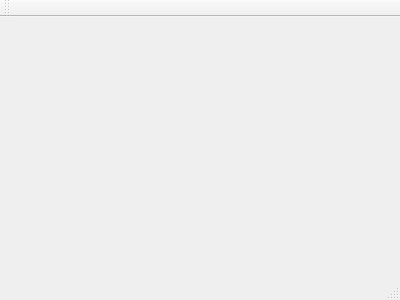
The window that ForecastingUI/mainwindow.ui (Apokal/forecastingui) describes before a commit, drawn with Qt 5.
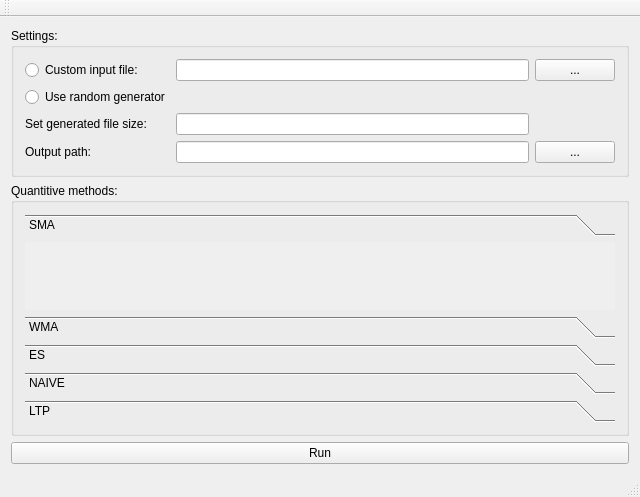
The same window after the commit.

Commit message: Basic UI skeleton

```diff
--- a/ForecastingUI/mainwindow.ui
+++ b/ForecastingUI/mainwindow.ui
@@ -1,24 +1,178 @@
 <ui version="4.0">
  <class>MainWindow</class>
- <widget class="QMainWindow" name="MainWindow" >
-  <property name="geometry" >
+ <widget class="QMainWindow" name="MainWindow">
+  <property name="geometry">
    <rect>
     <x>0</x>
     <y>0</y>
-    <width>400</width>
-    <height>300</height>
+    <width>640</width>
+    <height>480</height>
    </rect>
   </property>
   <property name="windowTitle" >
    <string>MainWindow</string>
   </property>
-  <widget class="QMenuBar" name="menuBar" />
-  <widget class="QToolBar" name="mainToolBar" />
-  <widget class="QWidget" name="centralWidget" />
-  <widget class="QStatusBar" name="statusBar" />
+  <widget class="QWidget" name="centralWidget">
+   <layout class="QVBoxLayout" name="verticalLayout">
+    <item>
+     <widget class="QGroupBox" name="groupBox">
+      <property name="sizePolicy">
+       <sizepolicy hsizetype="Preferred" vsizetype="Fixed">
+        <horstretch>0</horstretch>
+        <verstretch>40</verstretch>
+       </sizepolicy>
+      </property>
+      <property name="title">
+       <string>Settings:</string>
+      </property>
+      <layout class="QGridLayout" name="gridLayout">
+       <item row="0" column="0">
+        <widget class="QRadioButton" name="radioButton_2">
+         <property name="text">
+          <string>Custom input file:</string>
+         </property>
+        </widget>
+       </item>
+       <item row="2" column="1">
+        <widget class="QLineEdit" name="lineEdit_3"/>
+       </item>
+       <item row="3" column="1">
+        <widget class="QLineEdit" name="lineEdit_2"/>
+       </item>
+       <item row="2" column="0">
+        <widget class="QLabel" name="label">
+         <property name="text">
+          <string>Set generated file size:</string>
+         </property>
+        </widget>
+       </item>
+       <item row="0" column="1">
+        <widget class="QLineEdit" name="lineEdit"/>
+       </item>
+       <item row="0" column="4">
+        <widget class="QPushButton" name="pushButton_2">
+         <property name="text">
+          <string>...</string>
+         </property>
+        </widget>
+       </item>
+       <item row="1" column="0">
+        <widget class="QRadioButton" name="radioButton">
+         <property name="text">
+          <string>Use random generator</string>
+         </property>
+        </widget>
+       </item>
+       <item row="3" column="0">
+        <widget class="QLabel" name="label_2">
+         <property name="text">
+          <string>Output path:</string>
+         </property>
+        </widget>
+       </item>
+       <item row="3" column="4">
+        <widget class="QPushButton" name="pushButton_3">
+         <property name="text">
+          <string>...</string>
+         </property>
+        </widget>
+       </item>
+      </layout>
+     </widget>
+    </item>
+    <item>
+     <widget class="QGroupBox" name="groupBox_2">
+      <property name="sizePolicy">
+       <sizepolicy hsizetype="Preferred" vsizetype="Preferred">
+        <horstretch>0</horstretch>
+        <verstretch>60</verstretch>
+       </sizepolicy>
+      </property>
+      <property name="title">
+       <string>Quantitive methods:</string>
+      </property>
+      <layout class="QVBoxLayout" name="verticalLayout_2">
+       <item>
+        <widget class="QToolBox" name="toolBox">
+         <property name="currentIndex">
+          <number>0</number>
+         </property>
+         <widget class="QWidget" name="PageSMA">
+          <property name="geometry">
+           <rect>
+            <x>0</x>
+            <y>0</y>
+            <width>602</width>
+            <height>72</height>
+           </rect>
+          </property>
+          <attribute name="label">
+           <string>SMA</string>
+          </attribute>
+         </widget>
+         <widget class="QWidget" name="PageWMA">
+          <property name="geometry">
+           <rect>
+            <x>0</x>
+            <y>0</y>
+            <width>602</width>
+            <height>72</height>
+           </rect>
+          </property>
+          <attribute name="label">
+           <string>WMA</string>
+          </attribute>
+         </widget>
+         <widget class="QWidget" name="PageES">
+          <attribute name="label">
+           <string>ES</string>
+          </attribute>
+         </widget>
+         <widget class="QWidget" name="PageNAIVE">
+          <attribute name="label">
+           <string>NAIVE</string>
+          </attribute>
+         </widget>
+         <widget class="QWidget" name="PageLTP">
+          <attribute name="label">
+           <string>LTP</string>
+          </attribute>
+         </widget>
+        </widget>
+       </item>
+      </layout>
+     </widget>
+    </item>
+    <item>
+     <widget class="QPushButton" name="pushButton">
+      <property name="text">
+       <string>Run</string>
+      </property>
+     </widget>
+    </item>
+   </layout>
+  </widget>
+  <widget class="QMenuBar" name="menuBar">
+   <property name="geometry">
+    <rect>
+     <x>0</x>
+     <y>0</y>
+     <width>640</width>
+     <height>21</height>
+    </rect>
+   </property>
+  </widget>
+  <widget class="QToolBar" name="mainToolBar">
+   <attribute name="toolBarArea">
+    <enum>TopToolBarArea</enum>
+   </attribute>
+   <attribute name="toolBarBreak">
+    <bool>false</bool>
+   </attribute>
+  </widget>
+  <widget class="QStatusBar" name="statusBar"/>
  </widget>
- <layoutDefault spacing="6" margin="11" />
- <pixmapfunction></pixmapfunction>
+ <layoutdefault spacing="6" margin="11"/>
  <resources/>
  <connections/>
 </ui>
```
Left out of the diff: 3 changed lines with no effect on the pictures. The commit also changes 1 other file.
